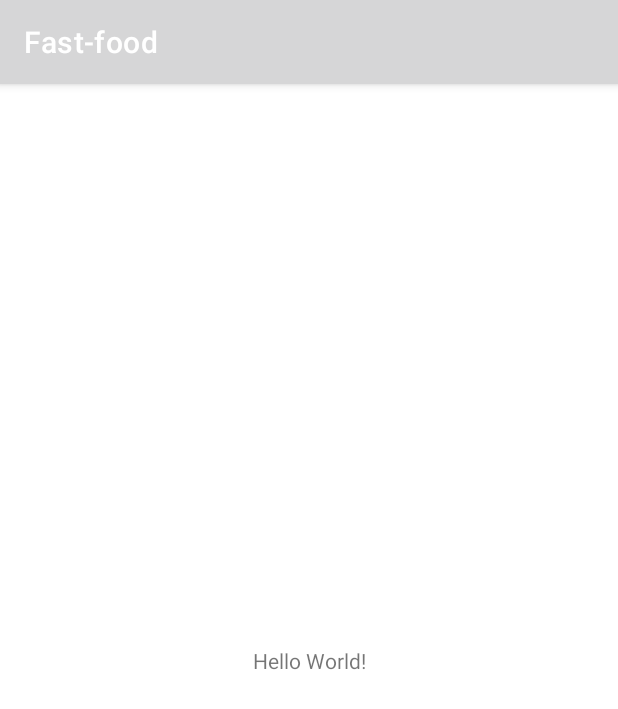
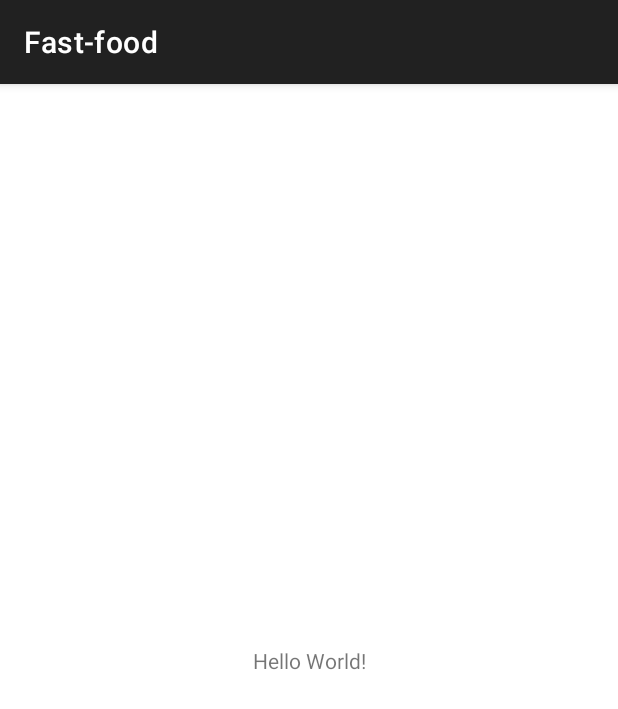
Before and after one commit to Lefrut/Fast-food, an Android app: the screen it shows after launch (MainActivity), on a phone screen of 412 x 824 dp. Shown: the top 709 px of the screen. Run offline under Robolectric (Android 15) with nearby library versions, the phone set to English and light mode, and no system bars.

Commit message:
create theme

```diff
--- a/app/src/main/res/values-night/themes.xml
+++ b/app/src/main/res/values-night/themes.xml
@@ -1,16 +1,25 @@
-<resources xmlns:tools="http://schemas.android.com/tools">
-    <!-- Base application theme. -->
-    <style name="Theme.Fastfood" parent="Theme.MaterialComponents.DayNight.DarkActionBar">
-        <!-- Primary brand color. -->
-        <item name="colorPrimary">@color/purple_200</item>
-        <item name="colorPrimaryVariant">@color/purple_700</item>
-        <item name="colorOnPrimary">@color/black</item>
-        <!-- Secondary brand color. -->
-        <item name="colorSecondary">@color/teal_200</item>
-        <item name="colorSecondaryVariant">@color/teal_200</item>
-        <item name="colorOnSecondary">@color/black</item>
-        <!-- Status bar color. -->
-        <item name="android:statusBarColor">?attr/colorPrimaryVariant</item>
-        <!-- Customize your theme here. -->
+<resources>
+
+    <style name="Theme.Fastfood.Night" parent="Theme.MaterialComponents.DayNight.DarkActionBar">
+        <item name="B1">@color/B1</item>
+        <item name="B1_20">@color/B1_20</item>
+        <item name="colorSurface">@color/surface</item>
+        <item name="noActive">@color/no_active</item>
+        <item name="noActiveSurface">@color/white</item>
+        <item name="shadow">@color/shadow</item>
+        <item name="linings">@color/linings</item>
+        <item name="bottomBarBackground">@color/bottom_bar_background</item>
+
+        <item name="textColorHeadlineMain">@color/font_header_main</item>
+        <item name="textColorMain">@color/main_font</item>
+        <item name="textColorSubtitleMain">@color/main_subtitle_font</item>
+        <item name="textColorToolbar">@color/toolbar_font</item>
+        <item name="textColorBottomBar">@color/bottom_bar_foreground</item>
+
+        <item name="android:statusBarColor">?attr/colorSurface</item>
+        <item name="android:navigationBarColor">?attr/bottomBarBackground</item>
     </style>
+
+    <style name="Theme.Fastfood.Connect" parent="Theme.Fastfood.Night" />
+
 </resources>
--- /dev/null
+++ b/app/src/main/res/values-v21/themes.xml
@@ -0,0 +1,8 @@
+<?xml version="1.0" encoding="utf-8"?>
+<resources>
+
+    <style name="Theme.Fastfood.V21" parent="Theme.Fastfood.Connect">
+
+    </style>
+
+</resources>
--- a/app/src/main/res/values/colors.xml
+++ b/app/src/main/res/values/colors.xml
@@ -4,7 +4,9 @@
     <color name="main_font">#222831</color>
     <color name="toolbar_font">#222831</color>
     <color name="main_subtitle_font">#AAAAAD</color>
+
     <color name="bottom_bar_foreground">#7B7B7B</color>
+    <color name="bottom_bar_background">#F0F0F0</color>
 
     <color name="down_arrow">#323232</color>
     <color name="B1">#FD3A69</color>
--- a/app/src/main/res/values/themes.xml
+++ b/app/src/main/res/values/themes.xml
@@ -1,16 +1,28 @@
 <resources xmlns:tools="http://schemas.android.com/tools">
-    <!-- Base application theme. -->
-    <style name="Theme.Fastfood" parent="Theme.MaterialComponents.DayNight.DarkActionBar">
-        <!-- Primary brand color. -->
-        <item name="colorPrimary">@color/purple_500</item>
-        <item name="colorPrimaryVariant">@color/purple_700</item>
-        <item name="colorOnPrimary">@color/white</item>
-        <!-- Secondary brand color. -->
-        <item name="colorSecondary">@color/teal_200</item>
-        <item name="colorSecondaryVariant">@color/teal_700</item>
-        <item name="colorOnSecondary">@color/black</item>
-        <!-- Status bar color. -->
-        <item name="android:statusBarColor">?attr/colorPrimaryVariant</item>
-        <!-- Customize your theme here. -->
+    <style name="Theme.Fastfood.Light" parent="Theme.MaterialComponents.DayNight.DarkActionBar">
+        <item name="B1">@color/B1</item>
+        <item name="B1_20">@color/B1_20</item>
+        <item name="colorSurface">@color/surface</item>
+        <item name="noActive">@color/no_active</item>
+        <item name="noActiveSurface">@color/white</item>
+        <item name="shadow">@color/shadow</item>
+        <item name="linings">@color/linings</item>
+        <item name="bottomBarBackground">@color/bottom_bar_background</item>
+
+        <item name="textColorHeadlineMain">@color/font_header_main</item>
+        <item name="textColorMain">@color/main_font</item>
+        <item name="textColorSubtitleMain">@color/main_subtitle_font</item>
+        <item name="textColorToolbar">@color/toolbar_font</item>
+        <item name="textColorBottomBar">@color/bottom_bar_foreground</item>
+
+        <item name="android:statusBarColor">?attr/colorSurface</item>
+        <item name="android:navigationBarColor">?attr/bottomBarBackground</item>
     </style>
+
+    <style name="Theme.Fastfood.Connect" parent="Theme.Fastfood.Light" />
+
+
+    <style name="Theme.Fastfood" parent="Theme.Fastfood.V21"/>
+
+
 </resources>
```
Also changed, not shown: app/src/main/res/values/attrs.xml (added, +28 -0 lines).
